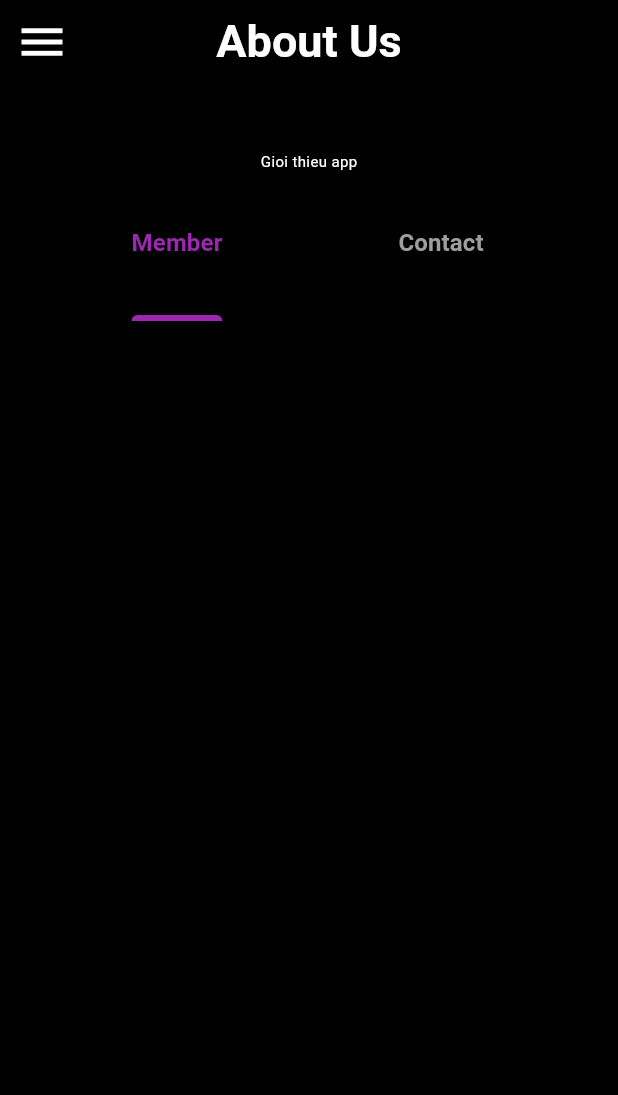
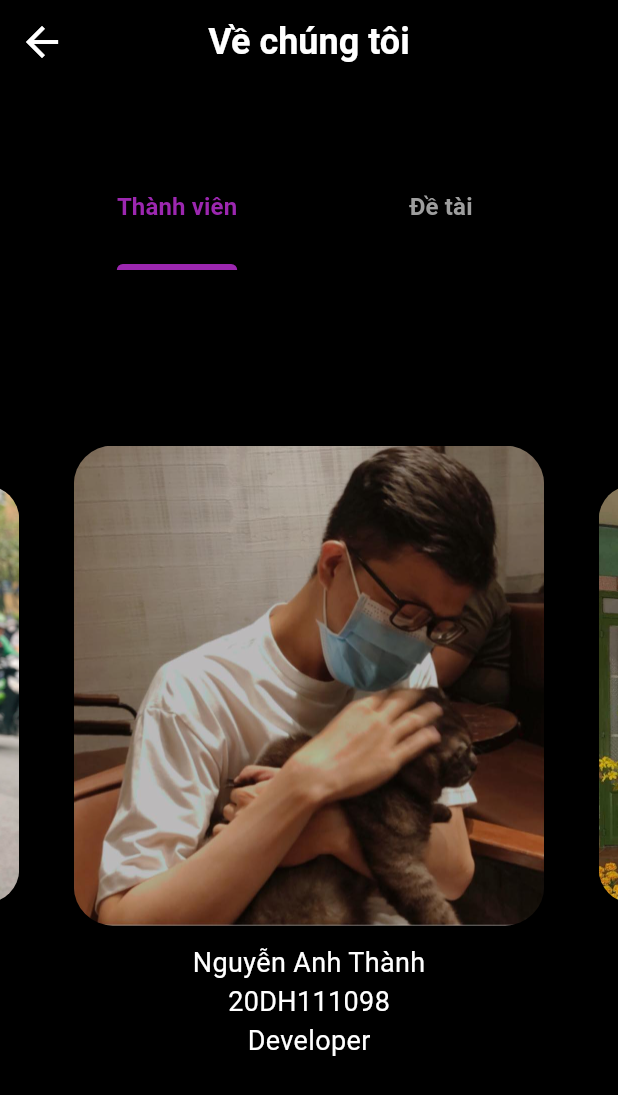
Before and after one commit to DuyThong25/HUFLIX-Movie-App, a Flutter app: the AboutUs screen opened directly, on a phone screen of 412 x 824 dp. Shown: the top 1095 px of the screen. Run offline on Flutter 3.47's test engine with Material 3 defaults, Android fonts, the phone set to English and light mode, and no system bars; drawn by our look-alikes of carousel_slider; our stand-ins replace animated_splash_screen, blur, cloud_firestore, firebase_auth, firebase_core, fluttertoast and 5 more; accounts and stored records are empty.

Commit message:
upcode about

```diff
--- /dev/null
+++ b/huflix_movie_app/lib/models/staff.dart
@@ -0,0 +1,8 @@
+class Staff {
+  String? name;
+  String? id;
+  String? img;
+  String? position;
+
+  Staff({this.id, this.name, this.img, this.position});
+}
--- a/huflix_movie_app/lib/views/drawer/about.dart
+++ /dev/null
@@ -1,84 +0,0 @@
-import 'package:flutter/material.dart';
-import 'package:huflix_movie_app/views/drawer/movie_drawer.dart';
-
-class AboutUs extends StatefulWidget {
-  const AboutUs({super.key});
-
-  @override
-  State<AboutUs> createState() => _AboutUsState();
-}
-
-class _AboutUsState extends State<AboutUs> {
-  @override
-  Widget build(BuildContext context) {
-    return Scaffold(
-      extendBodyBehindAppBar: true,
-      backgroundColor: Colors.black,
-      appBar: AppBar(
-        backgroundColor: Colors.transparent,
-        title: const Text("About Us",
-            style: TextStyle(
-                fontWeight: FontWeight.bold,
-                fontSize: 30,
-                color: Color.fromARGB(255, 255, 255, 255))),
-        leading: Builder(
-          builder: (BuildContext context) {
-            return IconButton(
-              color: Colors.white,
-              iconSize: 36,
-              icon: const Icon(Icons.menu),
-              onPressed: () {
-                Scaffold.of(context).openDrawer();
-              },
-            );
-          },
-        ),
-        centerTitle: true,
-      ),
-      drawer: const MyDrawer(),
-      body: Expanded(
-          child: Column(
-        children: [
-          DefaultTabController(
-            length: 2,
-            child: Column(
-              children: <Widget>[
-                const SizedBox(height: 100,),
-                const Text("Gioi thieu app",
-                style: TextStyle(
-                  fontSize: 10,
-                  color: Colors.white,
-                ),),
-                // Title of Tab
-                Container(
-                  height: 100,
-                  color: Colors.black,
-                  child: const TabBar(
-                    // Custom tab tilte
-                    dividerColor: Colors.transparent,
-                    indicatorColor: Colors.purple,
-                    labelColor: Colors.purple,
-                    indicatorSize: TabBarIndicatorSize.label,
-                    unselectedLabelColor: Colors.grey,
-                    unselectedLabelStyle:
-                        TextStyle(fontSize: 16, fontWeight: FontWeight.bold),
-                    labelStyle:
-                        TextStyle(fontSize: 16, fontWeight: FontWeight.bold),
-                    padding: EdgeInsets.only(left: 30, right: 30),
-                    indicatorWeight: 4,
-                    // Data title
-                    tabs: [
-                      Tab(text: "Member"),
-                      Tab(text: "Contact"),
-                    ],
-                  ),
-                ),
-                // const Member(),
-              ],
-            ),
-          )
-        ],
-      )),
-    );
-  }
-}
--- /dev/null
+++ b/huflix_movie_app/lib/views/drawer/about/about.dart
@@ -0,0 +1,118 @@
+import 'package:flutter/material.dart';
+import 'package:huflix_movie_app/models/staff.dart';
+import 'package:huflix_movie_app/views/drawer/movie_drawer.dart';
+import 'package:carousel_slider/carousel_slider.dart';
+
+class AboutUs extends StatefulWidget {
+  const AboutUs({super.key});
+
+  @override
+  State<AboutUs> createState() => _AboutUsState();
+}
+
+class _AboutUsState extends State<AboutUs> {
+  List<Staff> listMember = [
+    Staff(id: "20DH111098", name: "Nguyễn Anh Thành",img: "assets/member/thanh.jpg", position: "Developer" ),
+    Staff(id: "20DH111947", name: "Nguyễn Anh Duy",img: "assets/member/duy.jpg", position: "Developer" ),
+    Staff(id: "20DH111195", name: "Đặng Duy Thông",img: "assets/member/duythong.jpg", position: "Developer" ),
+    Staff(id: "20DH111890", name: "Đinh Hoàng Minh Thuận",img: "assets/member/thuan.jpg", position: "Developer" ),
+    Staff(id: "20DH111918", name: "Nguyễn Hồng Ân",img: "assets/member/an.jpg", position: "Developer" ),
+  ];
+  @override
+  Widget build(BuildContext context) {
+    return Scaffold(
+      extendBodyBehindAppBar: true,
+      backgroundColor: Colors.black,
+      appBar: AppBar(
+        backgroundColor: Colors.transparent,
+        title: const Text("Về chúng tôi",
+            style: TextStyle(
+                fontWeight: FontWeight.bold,
+                fontSize: 24,
+                color: Color.fromARGB(255, 255, 255, 255))),
+        iconTheme: IconThemeData(
+          color: Colors.white,
+          size: 32
+
+        ),
+        centerTitle: true,
+      ),
+      // drawer: const MyDrawer(),
+      body: DefaultTabController(
+        length: 2,
+        child: Column(
+          children: <Widget>[
+            const SizedBox(height: 100,),
+            // Title of Tab
+            Container(
+              height: 80,
+              color: Colors.black,
+              child: const TabBar(
+                // Custom tab tilte
+                dividerColor: Colors.transparent,
+                indicatorColor: Colors.purple,
+                labelColor: Colors.purple,
+                indicatorSize: TabBarIndicatorSize.label,
+                unselectedLabelColor: Colors.grey,
+                unselectedLabelStyle:
+                    TextStyle(fontSize: 16, fontWeight: FontWeight.bold),
+                labelStyle:
+                    TextStyle(fontSize: 16, fontWeight: FontWeight.bold),
+                padding: EdgeInsets.only(left: 30, right: 30),
+                indicatorWeight: 4,
+                // Data title
+                tabs: [
+                  Tab(text: "Thành viên"),
+                  Tab(text: "Đề tài"),
+                ],
+              ),
+            ),
+            // Content of Tab
+            Expanded(
+              child: TabBarView(
+                children: [
+                  CarouselSlider(
+                    options:  CarouselOptions(
+                    autoPlay: true,
+                    height: 500,
+                    disableCenter: false,
+                    enlargeCenterPage: true,
+                    viewportFraction: 0.8,),
+
+                   items: listMember.map((member) {
+                    return Padding(
+                      padding: const EdgeInsets.all(8.0),
+                      child: Container(
+                        width: MediaQuery.of(context).size.width,
+                        color: Colors.transparent,
+                        child: Column(
+                          mainAxisAlignment: MainAxisAlignment.center,
+                          children: [
+                            ClipRRect(
+                              borderRadius: BorderRadius.circular(26),
+                              child: Image.asset(member.img!, fit: BoxFit.cover, height: 320, width: 400,),
+                            ),
+                            const SizedBox(height: 12,),
+                            Text(member.name!,style: TextStyle(color: Colors.white, fontSize: 18),),
+                            Text(member.id!,style: TextStyle(color: Colors.white, fontSize: 18),),
+                            Text(member.position!,style: TextStyle(color: Colors.white, fontSize: 18),),
+
+                          ],
+                        ),
+
+                      ),
+                    );
+                   }).toList(),
+                  ),
+                  Column(
+                    // Add your Column content here
+                  ),
+                ],
+              ),
+            ),
+          ],
+        ),
+      ),
+    );
+  }
+}
--- a/huflix_movie_app/lib/views/drawer/movie_drawer.dart
+++ b/huflix_movie_app/lib/views/drawer/movie_drawer.dart
@@ -2,7 +2,7 @@ import 'package:cloud_firestore/cloud_firestore.dart';
 import 'package:firebase_auth/firebase_auth.dart';
 import 'package:flutter/cupertino.dart';
 import 'package:flutter/material.dart';
-import 'package:huflix_movie_app/views/drawer/about.dart';
+import 'package:huflix_movie_app/views/drawer/about/about.dart';
 import 'package:huflix_movie_app/views/genres/movie_genres_list_name.dart';
 import 'package:huflix_movie_app/views/login/login.dart';
 import 'package:shared_preferences/shared_preferences.dart';
--- a/huflix_movie_app/lib/views/login/login.dart
+++ b/huflix_movie_app/lib/views/login/login.dart
@@ -163,7 +163,7 @@ class _LoginPageState extends State<LoginPage> {
                   width: double.infinity,
                   height: 45,
                   decoration: BoxDecoration(
-                    color: Colors.black26,
+                    color: Color.fromARGB(195, 245, 152, 2),
                     borderRadius: BorderRadius.circular(10),
                   ),
                   child: const Center(
--- a/huflix_movie_app/pubspec.yaml
+++ b/huflix_movie_app/pubspec.yaml
@@ -35,3 +35,4 @@ flutter:
   uses-material-design: true
   assets:
     - assets/images/
+    - assets/member/
```
Also changed, not shown: huflix_movie_app/lib/views/drawer/member.dart (deleted, +0 -61 lines), huflix_movie_app/assets/member/an.jpg (added), huflix_movie_app/assets/member/duy.jpg (added), huflix_movie_app/assets/member/duythong.jpg (renamed from huflix_movie_app/assets/duythong.jpg), huflix_movie_app/assets/member/thanh.jpg (added), huflix_movie_app/assets/member/thuan.jpg (added).
